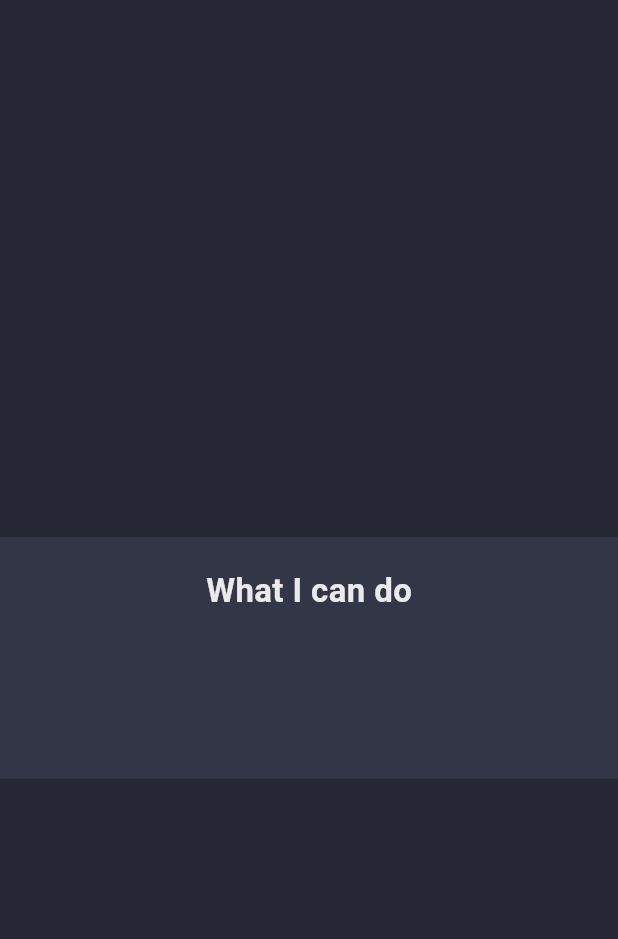
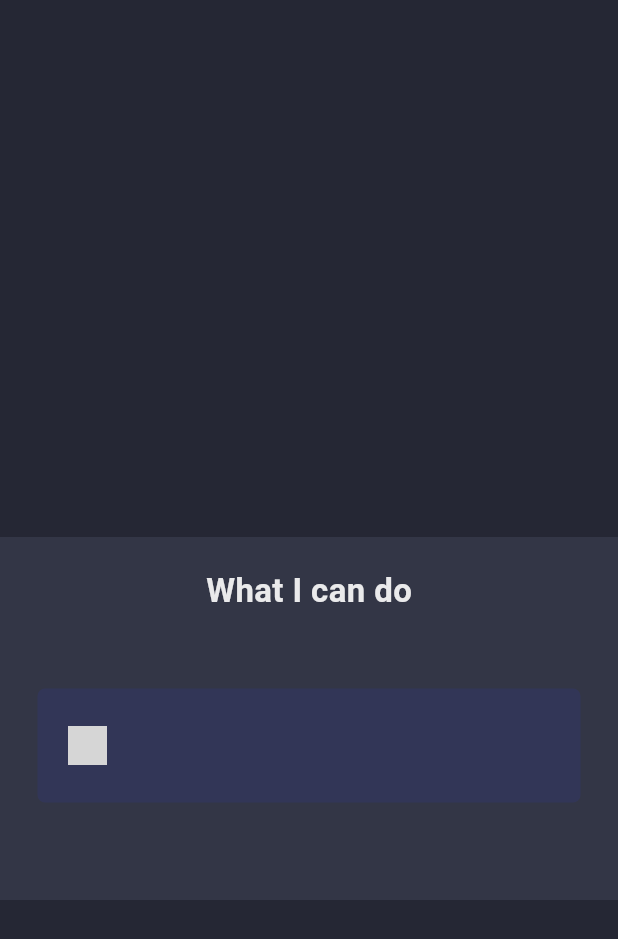
Before and after one commit to Piyushbhatt7/my_portfolio, a Flutter app: the screen it shows after launch, scrolled down 576 dp, on a phone screen of 412 x 824 dp. Shown: the top 939 px of the screen. Run offline on Flutter 3.47's test engine with Material 3 defaults, Android fonts, the phone set to English and light mode, and no system bars; grey boxes are pictures that could not be loaded.

Commit message:
adding assets for skill

```diff
--- a/lib/constants/size.dart
+++ b/lib/constants/size.dart
@@ -1 +1,2 @@
 const double kMinDesktopWidth = 600.0;
+const double kMedDesktopWidth = 800.0;
--- a/lib/pages/home_page.dart
+++ b/lib/pages/home_page.dart
@@ -83,7 +83,19 @@ class _HomePageState extends State<HomePage> {
                     Column(
                       children: [
                         // paltform
-
+                        Container(
+                          margin: EdgeInsets.only(bottom: 5.0),
+                          width: double.maxFinite,
+                          decoration: BoxDecoration(
+                            color: CustomColor.bgLight2,
+                            borderRadius: BorderRadius.circular(5.0),
+                          ),
+                          child: ListTile(
+                            contentPadding: const EdgeInsets.symmetric(vertical: 10.0, horizontal: 20.0),
+                            leading: Image.asset("", width: 26.0,),
+                            title: Text(""),
+                          ),
+                        )
 
                         // skills
                       ],
```
